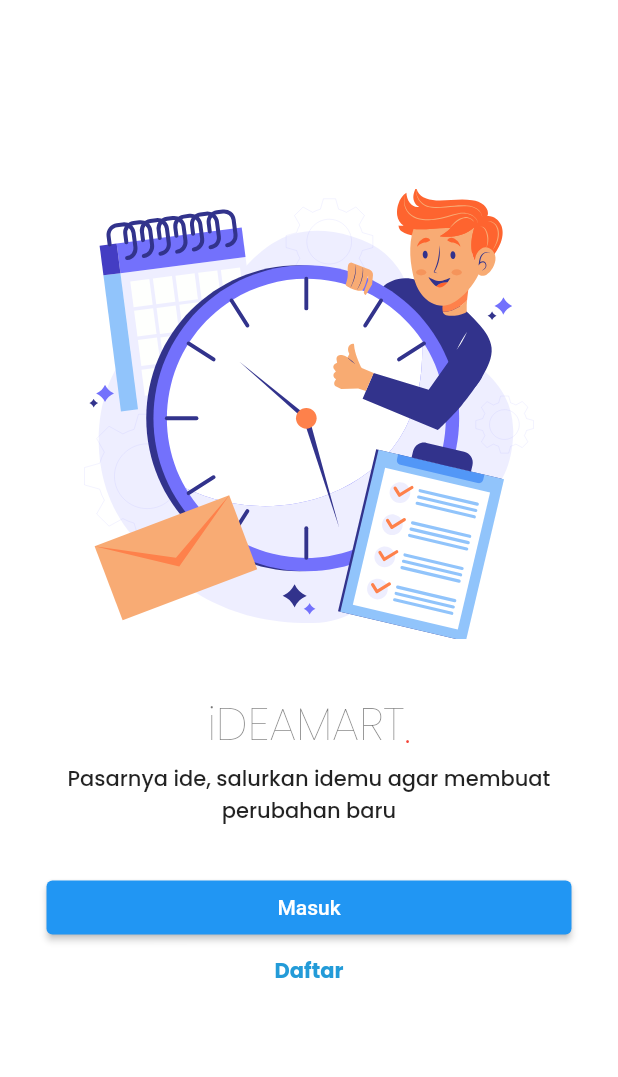
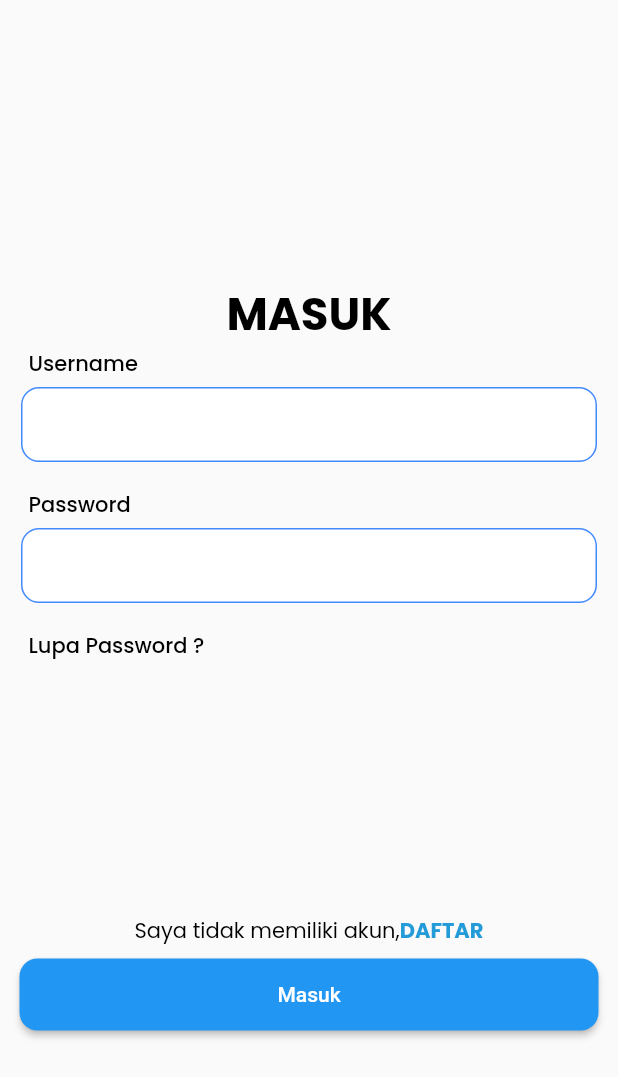
Before and after one commit to MajuSetiaJadiSiregar/idemart, a Flutter app: the screen it shows after launch, on a phone screen of 412 x 824 dp. Shown: the top 1077 px of the screen. Run offline on Flutter 3.47's test engine with Material 2 defaults, Android fonts, the phone set to English and light mode, and no system bars; our stand-ins replace flutter_svg.

Commit message:
login-screen

```diff
--- a/lib/main.dart
+++ b/lib/main.dart
@@ -16,7 +16,8 @@ class MyApp extends StatelessWidget {
       theme: ThemeData(
         primarySwatch: Colors.blue,
       ),
-      home: WelcomeScreen()
+      // home: WelcomeScreen()
+      home: LoginScreen(),
     );
   }
 }
--- /dev/null
+++ b/lib/screen/login_screen.dart
@@ -0,0 +1,150 @@
+part of 'screen.dart';
+
+class LoginScreen extends StatelessWidget {
+  @override
+  Widget build(BuildContext context) {
+    return Scaffold(
+      body: _body(context)
+    );
+  }
+
+  Widget _body(BuildContext context){
+    return Center(
+      child: SingleChildScrollView(
+        child: Container(
+          margin: const EdgeInsets.symmetric(horizontal: 12),
+          child: Column(
+            mainAxisAlignment: MainAxisAlignment.spaceBetween,
+            children: [
+              Container(
+                padding: const EdgeInsets.symmetric(horizontal: 2),
+                child: Column(
+                  crossAxisAlignment: CrossAxisAlignment.start,
+                  children: [
+                    const SizedBox(height: 54,),
+                    Center(
+                      child: Text(
+                        'MASUK',
+                        style: Theme.of(context).textTheme.headline1?.copyWith(
+                            fontFamily: 'Poppins',
+                            fontSize: 30,
+                            fontWeight: FontWeight.bold,
+                            color: Colors.black
+                        ),
+                      ),
+                    ),
+                    Padding(
+                      padding: const EdgeInsetsDirectional.fromSTEB(5, 0, 0, 5),
+                      child: Text(
+                        'Username',
+                        style: Theme.of(context).textTheme.bodyText1?.copyWith(
+                          fontFamily: 'Poppins',
+                          color: Colors.black,
+                        ),
+                      ),
+                    ),
+                    Container(
+                      width: double.infinity,
+                      decoration: BoxDecoration(
+                          borderRadius: BorderRadius.circular(12),
+                          border: Border.all(color: Colors.blueAccent),
+                          color: Colors.white
+                      ),
+                      child: const TextField(
+                        decoration: InputDecoration(
+                          border: InputBorder.none,
+                        ),
+                      ),
+                    ),
+                    const SizedBox(height: 18,),
+                    Padding(
+                      padding: const EdgeInsetsDirectional.fromSTEB(5, 0, 0, 5),
+                      child: Text(
+                        'Password',
+                        style: Theme.of(context).textTheme.bodyText1?.copyWith(
+                          fontFamily: 'Poppins',
+                          color: Colors.black,
+                        ),
+                      ),
+                    ),
+                    Container(
+                      width: double.infinity,
+                      decoration: BoxDecoration(
+                          borderRadius: BorderRadius.circular(12),
+                          border: Border.all(color: Colors.blueAccent),
+                          color: Colors.white
+                      ),
+                      child: const TextField(
+                        decoration: InputDecoration(
+                          border: InputBorder.none,
+                        ),
+                      ),
+                    ),
+                    const SizedBox(height: 18,),
+                    Padding(
+                      padding: const EdgeInsetsDirectional.fromSTEB(5, 0, 0, 5),
+                      child: Text(
+                        'Lupa Password ?',
+                        style: Theme.of(context).textTheme.bodyText1?.copyWith(
+                          fontFamily: 'Poppins',
+                          color: Colors.black,
+                        ),
+                      ),
+                    ),
+                  ],
+                ),
+              ),
+              const SizedBox(height: 160,),
+              Container(
+                margin: const EdgeInsets.symmetric(vertical: 4),
+                child: Column(
+                  children: [
+                    Row(
+                      mainAxisAlignment: MainAxisAlignment.center,
+                      children: <Widget>[
+                        const Text(
+                          "Saya tidak memiliki akun,",
+                          style: TextStyle(color: Colors.black, fontFamily: "Poppins"),
+                        ),
+                        GestureDetector(
+                      onTap: (){},
+                      child: Text(
+                        "DAFTAR",
+                        style: TextStyle(
+                          color: Color(0xFF239BD8),
+                          fontWeight: FontWeight.bold,
+                          fontFamily: "Poppins"
+                        ),
+                      ),
+                    )
+                      ],
+                    ),
+                    const SizedBox(height: 8,),
+                    Container(
+                      decoration: BoxDecoration(
+                        borderRadius: BorderRadius.circular(48)
+                      ),
+                      margin: const EdgeInsets.symmetric(horizontal: 1),
+                      width: double.infinity,
+                      child: ElevatedButton(
+                        style: ElevatedButton.styleFrom(
+                          padding: const EdgeInsets.symmetric(vertical: 16),
+                          shape: RoundedRectangleBorder(
+                            borderRadius: BorderRadius.circular(12), // <-- Radius
+                          ),
+                        ),
+                        onPressed: (){print("test");},
+                        child: Text("Masuk"),
+                      ),
+                    ),
+                  ],
+                ),
+              ),
+            ],
+          ),
+        ),
+      ),
+    );
+  }
+
+}
--- a/lib/screen/screen.dart
+++ b/lib/screen/screen.dart
@@ -2,3 +2,4 @@ import 'package:flutter/material.dart';
 import 'package:flutter_svg/svg.dart';
 
 part 'welcome_screen.dart';
+part 'login_screen.dart';
```
